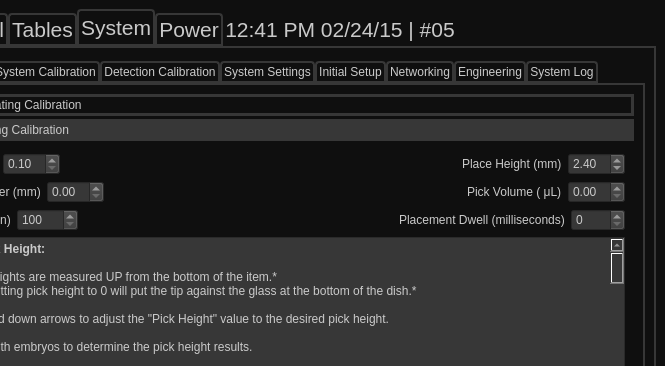
Qt form Interface/PickAndPlateUI.ui (SARL-Engineering/PickAndPlate) before a commit; both pictures show x 135 to 800 and y 0 to 366 of the 800 by 480 pixel window.
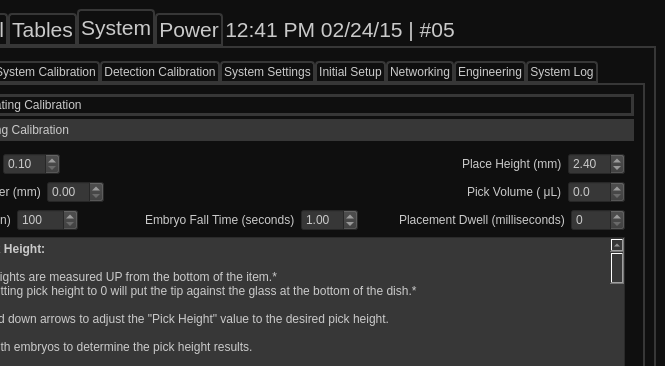
The same form after that commit. The open tabs and pages were chosen to show the change.

Commit message: Implemented the rest of the settings useful for a normal plate run. I ran a whole plate for the FIRST TIME! No mechanical failures, skipped steps, or anything else. Definitely will require calibration still, but after guessing some ballpark values and looking at the embryos, they seem to be pretty well off. Calling it a night. I still can't believe this whole crazy thing is only 2700 lines of condensed python.

```diff
--- a/Interface/PickAndPlateUI.ui
+++ b/Interface/PickAndPlateUI.ui
@@ -1928,8 +1928,8 @@
                   <rect>
                    <x>0</x>
                    <y>0</y>
-                   <width>419</width>
-                   <height>175</height>
+                   <width>736</width>
+                   <height>258</height>
                   </rect>
                  </property>
                  <attribute name="label">
@@ -2082,6 +2082,12 @@
                         <property name="styleSheet">
                          <string notr="true">background-color:rgb(55,55,55)</string>
                         </property>
+                        <property name="decimals">
+                         <number>1</number>
+                        </property>
+                        <property name="maximum">
+                         <double>100.000000000000000</double>
+                        </property>
                         <property name="singleStep">
                          <double>0.010000000000000</double>
                         </property>
@@ -2188,6 +2194,65 @@
                       </property>
                      </spacer>
                     </item>
+                    <item row="2" column="1">
+                     <layout class="QHBoxLayout" name="horizontalLayout_16">
+                      <item>
+                       <spacer name="horizontalSpacer_94">
+                        <property name="orientation">
+                         <enum>Qt::Horizontal</enum>
+                        </property>
+                        <property name="sizeHint" stdset="0">
+                         <size>
+                          <width>40</width>
+                          <height>20</height>
+                         </size>
+                        </property>
+                       </spacer>
+                      </item>
+                      <item>
+                       <widget class="QLabel" name="label_99">
+                        <property name="text">
+                         <string>Embryo Fall Time (seconds)</string>
+                        </property>
+                       </widget>
+                      </item>
+                      <item>
+                       <widget class="QDoubleSpinBox" name="chorionated_embryo_fall_time_spin_box">
+                        <property name="styleSheet">
+                         <string notr="true">background-color:rgb(55,55,55)</string>
+                        </property>
+                        <property name="decimals">
+                         <number>2</number>
+                        </property>
+                        <property name="minimum">
+                         <double>0.100000000000000</double>
+                        </property>
+                        <property name="maximum">
+                         <double>20.000000000000000</double>
+                        </property>
+                        <property name="singleStep">
+                         <double>0.010000000000000</double>
+                        </property>
+                        <property name="value">
+                         <double>1.000000000000000</double>
+                        </property>
+                       </widget>
+                      </item>
+                      <item>
+                       <spacer name="horizontalSpacer_95">
+                        <property name="orientation">
+                         <enum>Qt::Horizontal</enum>
+                        </property>
+                        <property name="sizeHint" stdset="0">
+                         <size>
+                          <width>40</width>
+                          <height>20</height>
+                         </size>
+                        </property>
+                       </spacer>
+                      </item>
+                     </layout>
+                    </item>
                    </layout>
                   </item>
                   <item>
```
Left out of the diff: 74 changed lines with no effect on the pictures. The commit also changes 5 other files.
